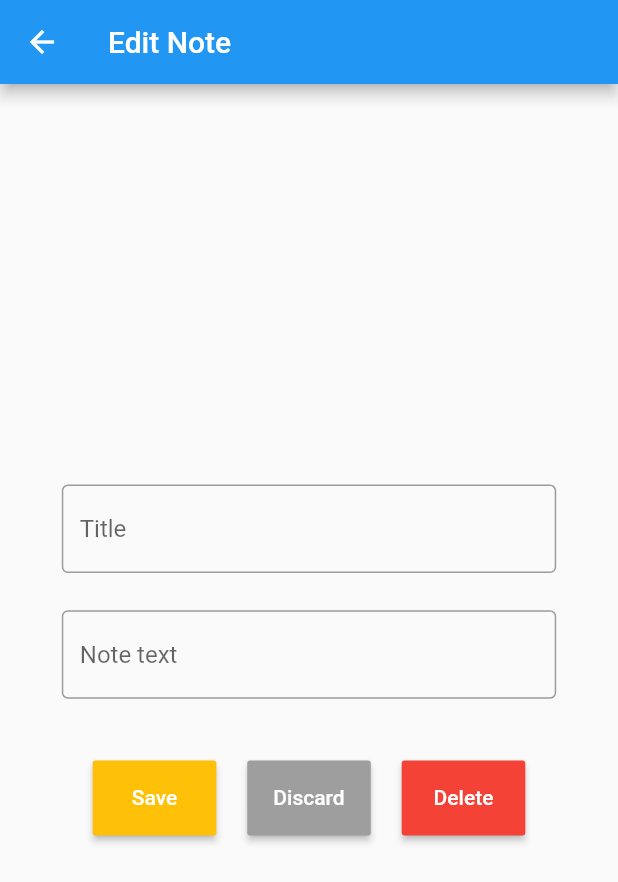
After one commit to karimamd/Remember_notes, a Flutter app: the NoteEditor screen opened directly, on a phone screen of 412 x 824 dp. The commit adds this screen. Shown: the top 882 px of the screen. Run offline on Flutter 3.47's test engine with Material 2 defaults, Android fonts, the phone set to English and light mode, and no system bars.

Commit message:
Created Editor and Adder Screens Designs separately for now

```diff
--- /dev/null
+++ b/lib/screens/note_editor.dart
@@ -0,0 +1,54 @@
+import 'package:flutter/material.dart';
+import 'note_viewer.dart';
+class NoteEditor extends StatefulWidget {
+  @override
+  _NoteEditorState createState() => _NoteEditorState();
+}
+
+class _NoteEditorState extends State<NoteEditor> {
+  int _index = 0; // Make sure this is outside build(), otherwise every setState will change the value back to 0
+
+  @override
+  Widget build(BuildContext context) {
+    return Scaffold(
+      appBar: AppBar(
+        title: Text('Edit Note'),
+      ),
+      body: Center(
+        child: Container(
+          width: MediaQuery.of(context).size.width*0.8,
+          child: Column(
+            crossAxisAlignment: CrossAxisAlignment.center,
+            mainAxisAlignment: MainAxisAlignment.center,
+            children: <Widget>[
+              // maybe change TextFields to TextFormFields
+              TextField(
+                decoration: InputDecoration(
+                  hintText: 'Title',
+                  border: OutlineInputBorder()
+                ),
+              ),
+              SizedBox(height: MediaQuery.of(context).size.height*0.03,),
+              TextField(
+                decoration: InputDecoration(
+                  hintText: 'Note text',
+                  border: OutlineInputBorder()
+                ),
+              ),
+              SizedBox(height: MediaQuery.of(context).size.height*0.05),
+              Row(
+                mainAxisAlignment: MainAxisAlignment.spaceEvenly,
+                children: <Widget>[
+                  NoteButton('Save', Colors.amber, (){}),
+                  NoteButton('Discard', Colors.grey, (){}),
+                  NoteButton('Delete', Colors.red, (){}),
+                ],
+              ),
+            ],
+          ),
+        ),
+      ),
+
+    );
+  }
+}
--- a/lib/screens/note_viewer.dart
+++ b/lib/screens/note_viewer.dart
@@ -44,10 +44,10 @@ class NoteViewer extends StatelessWidget {
                 child: Row(
                   mainAxisAlignment: MainAxisAlignment.spaceEvenly,
                   children: <Widget>[
-                    _NoteButton('Previous', Colors.amber, _previousNote),
-                    _NoteButton('Edit', Colors.grey, _editNote),
-                    _NoteButton('New', Colors.green, _editNote),
-                    _NoteButton('Next', Colors.amber, _nextNote),
+                    NoteButton('Previous', Colors.amber, _previousNote),
+                    NoteButton('Edit', Colors.grey, _editNote),
+                    NoteButton('New', Colors.green, _editNote),
+                    NoteButton('Next', Colors.amber, _nextNote),
                   ],
                 ),
               ),
@@ -63,12 +63,12 @@ class NoteViewer extends StatelessWidget {
   void _editNote() {}
 }
 
-class _NoteButton extends StatelessWidget {
+class NoteButton extends StatelessWidget {
   final String _text;
   final Color _color;
   final Function _onPressed;
 
-  _NoteButton(this._text, this._color, this._onPressed);
+  NoteButton(this._text, this._color, this._onPressed);
 
   @override
   Widget build(BuildContext context) {
```
Also changed, not shown: lib/main.dart (+7 -2 lines), lib/screens/note_adder.dart (added, +53 -0 lines).
